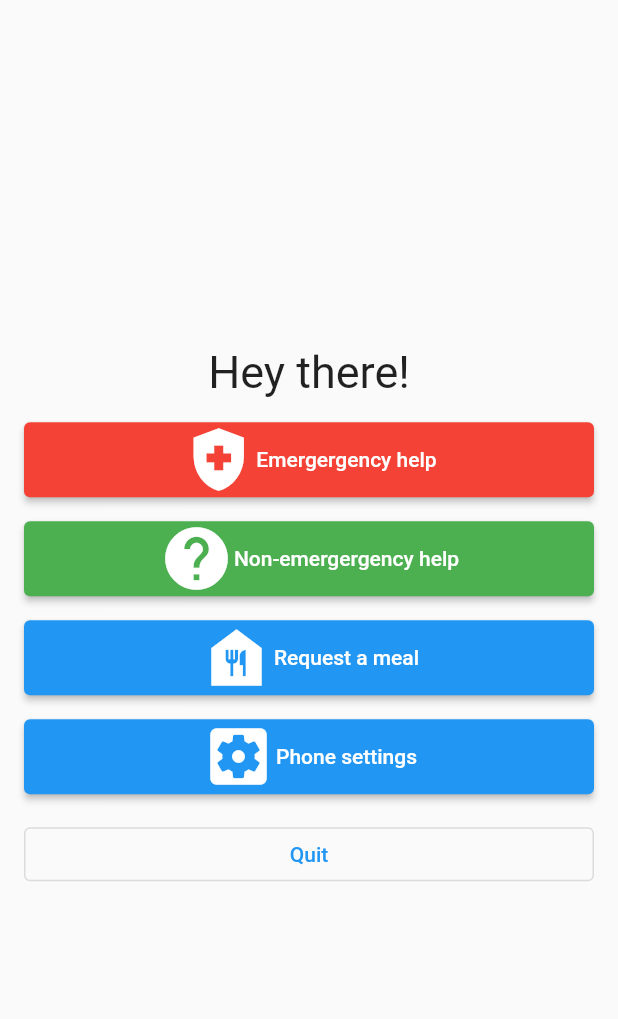
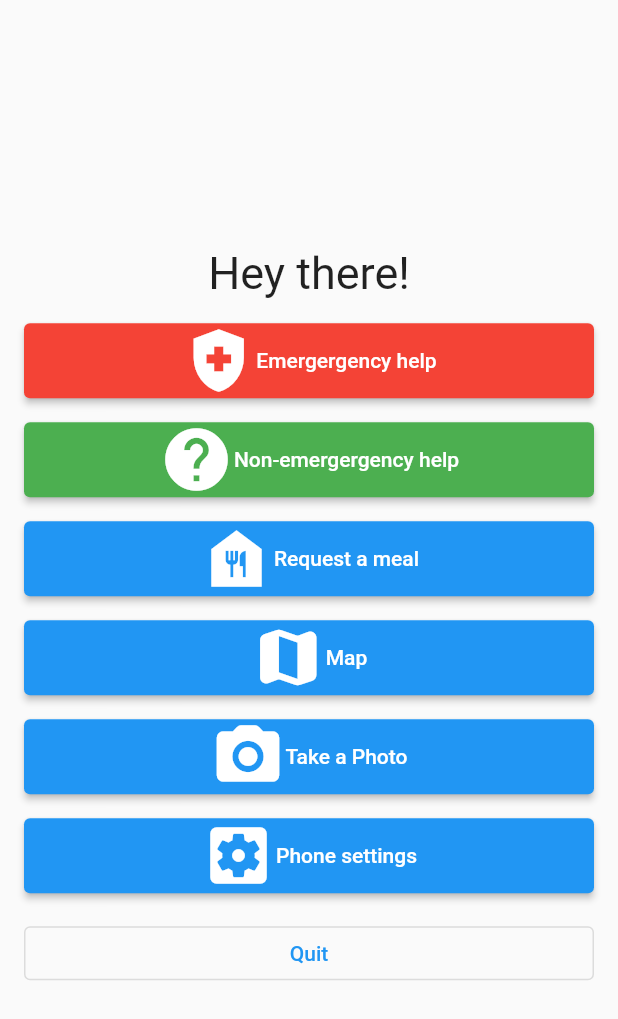
Before and after one commit to mckenziechurch/mckenziechurch_mobileapp_dart, a Flutter app: the screen it shows after launch, after a tap on "Login", on a phone screen of 412 x 824 dp. Shown: the top 1019 px of the screen. Run offline on Flutter 3.47's test engine with Material 2 defaults, Android fonts, the phone set to English and light mode, and no system bars; our stand-ins replace camera, firebase_auth, firebase_core, google_maps_flutter, image_picker; missing offline and left inert: flutterfire_ui; accounts and stored records are empty; network calls fail.

Commit message:
added camera, map

```diff
--- a/lib/home_page/home_page.dart
+++ b/lib/home_page/home_page.dart
@@ -1,8 +1,8 @@
 import 'package:flutter/material.dart';
 import 'package:image_picker/image_picker.dart';
+import 'package:mckenziechurch_project1/take_photo/take_photo.dart';
 
 class HomePage extends StatelessWidget {
-  //TODO: access user object fields
   Future<void> pickImageFromGallery() async {
     final picker = ImagePicker();
     final pickedFile = await picker.pickImage(source: ImageSource.gallery);
@@ -85,6 +85,42 @@ class HomePage extends StatelessWidget {
                 width: 500,
                 child: ElevatedButton(
                     onPressed: () {
+                      //go to map
+                      Navigator.pushReplacementNamed(context, '/map');
+                    },
+                    child: Row(
+                        mainAxisAlignment: MainAxisAlignment.center,
+                        children: const <Widget>[
+                          Icon(
+                            Icons.map_rounded,
+                            size: 50,
+                            semanticLabel: 'Map',
+                          ),
+                          Text('Map')
+                        ]))),
+            const SizedBox(height: 16),
+            SizedBox(
+                width: 500,
+                child: ElevatedButton(
+                    onPressed: () {
+                      Navigator.pushReplacementNamed(
+                          context, TakePhoto() as String);
+                    },
+                    child: Row(
+                        mainAxisAlignment: MainAxisAlignment.center,
+                        children: const <Widget>[
+                          Icon(
+                            Icons.camera_alt_rounded,
+                            size: 50,
+                            semanticLabel: 'Take a Photo',
+                          ),
+                          Text('Take a Photo')
+                        ]))),
+            const SizedBox(height: 16),
+            SizedBox(
+                width: 500,
+                child: ElevatedButton(
+                    onPressed: () {
                       //go to phone_settings
                       Navigator.pushNamed(context, '/settings');
                     },
--- /dev/null
+++ b/lib/home_page/map/map.dart
@@ -0,0 +1,51 @@
+import 'package:flutter/material.dart';
+import 'package:google_maps_flutter/google_maps_flutter.dart';
+
+class MapPage extends StatefulWidget {
+  const MapPage({super.key});
+
+  @override
+  State<MapPage> createState() => _MapPageState();
+}
+
+class _MapPageState extends State<MapPage> {
+  late GoogleMapController mapController;
+
+  final LatLng _center = const LatLng(45.521563, -122.677433);
+
+  void _onMapCreated(GoogleMapController controller) {
+    mapController = controller;
+  }
+
+  @override
+  Widget build(BuildContext context) {
+    return Column(children: [
+      MaterialApp(
+          theme: ThemeData(
+            useMaterial3: true,
+            colorSchemeSeed: Colors.green[700],
+          ),
+          home: Scaffold(
+            appBar: AppBar(
+              title: const Text('Maps Sample App'),
+              elevation: 2,
+            ),
+            body: GoogleMap(
+              onMapCreated: _onMapCreated,
+              initialCameraPosition: CameraPosition(
+                target: _center,
+                zoom: 11.0,
+              ),
+            ),
+          )),
+      const SizedBox(height: 16),
+      SizedBox(
+          width: 500,
+          child: OutlinedButton(
+              onPressed: () {
+                Navigator.pop(context);
+              },
+              child: const Text('Back')))
+    ]);
+  }
+}
--- a/lib/login/firebase_login.dart
+++ b/lib/login/firebase_login.dart
@@ -2,7 +2,6 @@ import 'package:firebase_auth/firebase_auth.dart';
 import 'package:flutter/material.dart';
 import 'package:flutterfire_ui/auth.dart';
 import 'package:mckenziechurch_project1/home_page/home_page.dart';
-import 'package:mckenziechurch_project1/login/login_confirm.dart';
 
 class AuthGate extends StatelessWidget {
   const AuthGate({super.key});
--- a/lib/main.dart
+++ b/lib/main.dart
@@ -1,7 +1,9 @@
+import 'package:camera/camera.dart';
 import 'package:flutter/material.dart';
 import 'package:mckenziechurch_project1/firebase_options.dart';
 import 'package:mckenziechurch_project1/home_page/emergency_help/emergency_help.dart';
 import 'package:mckenziechurch_project1/home_page/home_page.dart';
+import 'package:mckenziechurch_project1/home_page/map/map.dart';
 import 'package:mckenziechurch_project1/home_page/non_emergency/non-emergency_help.dart';
 import 'package:mckenziechurch_project1/home_page/order_meal/breakfast_screen.dart';
 import 'package:mckenziechurch_project1/home_page/order_meal/meal_confirmation.dart';
@@ -11,12 +13,16 @@ import 'package:mckenziechurch_project1/login/firebase_login.dart';
 import 'package:mckenziechurch_project1/login/login_confirm.dart';
 import 'package:mckenziechurch_project1/login/login_page.dart';
 import 'package:mckenziechurch_project1/profile_creation/profile_creation.dart';
+import 'package:mckenziechurch_project1/take_photo/take_photo.dart';
 import 'landing_screen/landing_screen.dart';
 import 'package:firebase_core/firebase_core.dart';
 
 Future<void> main() async {
   WidgetsFlutterBinding.ensureInitialized();
   await Firebase.initializeApp(options: DefaultFirebaseOptions.currentPlatform);
+  final cameras = await availableCameras();
+  final firstCamera = cameras.first;
+
   runApp(const Personoo());
 }
 
@@ -39,7 +45,8 @@ class Personoo extends StatelessWidget {
       '/confirm_login': (context) => ConfirmLogin(),
       '/create_profile': (context) => ProfilePage(),
       '/breakfast_screen': (context) => BreakfastScreen(),
-      '/firebase_login': (context) => AuthGate()
+      '/firebase_login': (context) => AuthGate(),
+      '/map': (context) => MapPage(),
     });
   }
 }
--- a/pubspec.yaml
+++ b/pubspec.yaml
@@ -37,7 +37,7 @@ dependencies:
   cupertino_icons: ^1.0.2
   google_fonts: ^4.0.3
   image_picker: ^0.8.6+3
-  google_maps_flutter: ^2.2.4
+  google_maps_flutter: ^2.2.5
   url_launcher: ^6.1.10
   firebase_core: ^2.10.0
   firebase_auth: ^4.2.2
@@ -45,6 +45,8 @@ dependencies:
   firebase_ui_auth: ^1.2.2
   build_runner: ^2.3.3
   flutterfire_ui: ^0.4.3+20
+  google_maps_flutter_web: ^0.4.0+8
+  camera: ^0.10.4
 
 dev_dependencies:
   flutter_test:
```
Also changed, not shown: lib/take_photo/take_photo.dart (added, +139 -0 lines), pubspec.lock, 4 other files.
